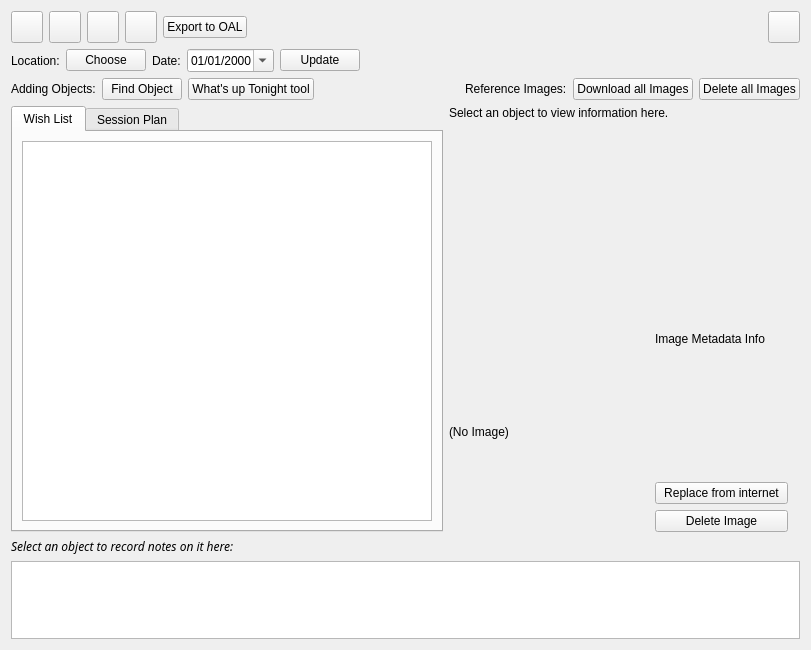
KDE/kstars, file kstars/tools/observinglist.ui: the form before one commit.
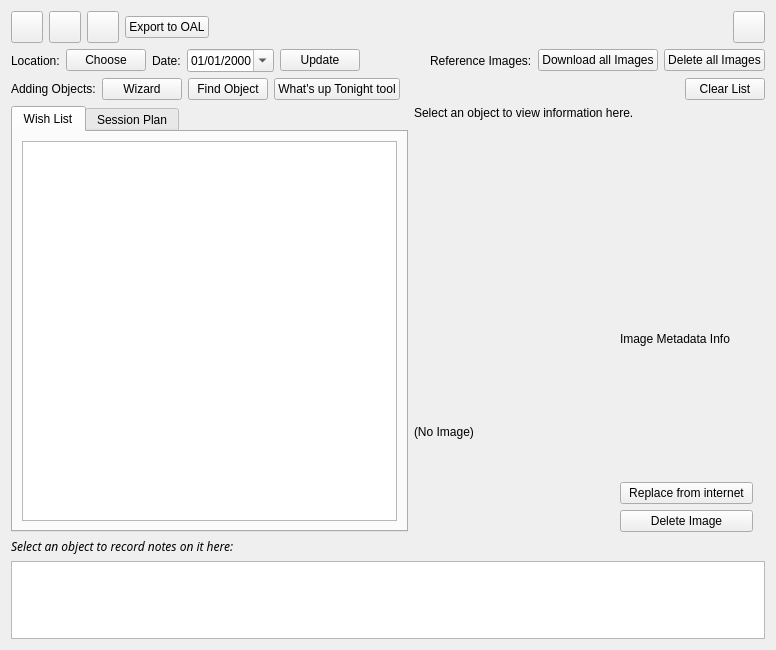
The form after the commit. Custom widgets are drawn as their Qt base class.

Commit message: Add progress dialog when adding objects from wizard as it can take a very long time for large lists. All clear list button

What changed in the file:
```diff
--- a/kstars/tools/observinglist.ui
+++ b/kstars/tools/observinglist.ui
@@ -6,7 +6,7 @@
    <rect>
     <x>0</x>
     <y>0</y>
-    <width>811</width>
+    <width>776</width>
     <height>650</height>
    </rect>
   </property>
@@ -133,37 +133,6 @@
        </property>
       </widget>
      </item>
-     <item>
-      <widget class="QPushButton" name="WizardButton">
-       <property name="sizePolicy">
-        <sizepolicy hsizetype="Fixed" vsizetype="Fixed">
-         <horstretch>0</horstretch>
-         <verstretch>0</verstretch>
-        </sizepolicy>
-       </property>
-       <property name="minimumSize">
-        <size>
-         <width>32</width>
-         <height>32</height>
-        </size>
-       </property>
-       <property name="maximumSize">
-        <size>
-         <width>32</width>
-         <height>32</height>
-        </size>
-       </property>
-       <property name="toolTip">
-        <string>Observing List Wizard</string>
-       </property>
-       <property name="whatsThis">
-        <string>The list wizard helps you construct observing lists based on filtering by object type, position on the sky, and magnitude.</string>
-       </property>
-       <property name="text">
-        <string/>
-       </property>
-      </widget>
-     </item>
      <item>
       <widget class="QPushButton" name="OALExport">
        <property name="text">
@@ -282,6 +251,33 @@
        </property>
       </spacer>
      </item>
+     <item>
+      <widget class="QLabel" name="refLabel">
+       <property name="text">
+        <string>Reference Images:</string>
+       </property>
+      </widget>
+     </item>
+     <item>
+      <widget class="QPushButton" name="saveImages">
+       <property name="toolTip">
+        <string>Download the SDSS/DSS images of all the objects in the current list.</string>
+       </property>
+       <property name="text">
+        <string>Download all Images</string>
+       </property>
+      </widget>
+     </item>
+     <item>
+      <widget class="QPushButton" name="DeleteAllImages">
+       <property name="toolTip">
+        <string>Deletes all the stored DSS/SDSS images</string>
+       </property>
+       <property name="text">
+        <string>Delete all Images</string>
+       </property>
+      </widget>
+     </item>
     </layout>
    </item>
    <item>
@@ -296,6 +292,37 @@
        </property>
       </widget>
      </item>
+     <item>
+      <widget class="QPushButton" name="WizardButton">
+       <property name="sizePolicy">
+        <sizepolicy hsizetype="Fixed" vsizetype="Fixed">
+         <horstretch>0</horstretch>
+         <verstretch>0</verstretch>
+        </sizepolicy>
+       </property>
+       <property name="minimumSize">
+        <size>
+         <width>0</width>
+         <height>0</height>
+        </size>
+       </property>
+       <property name="maximumSize">
+        <size>
+         <width>16777215</width>
+         <height>16777215</height>
+        </size>
+       </property>
+       <property name="toolTip">
+        <string>Observing List Wizard</string>
+       </property>
+       <property name="whatsThis">
+        <string>The list wizard helps you construct observing lists based on filtering by object type, position on the sky, and magnitude.</string>
+       </property>
+       <property name="text">
+        <string>Wizard</string>
+       </property>
+      </widget>
+     </item>
      <item>
       <widget class="QPushButton" name="FindButton">
        <property name="sizePolicy">
@@ -348,29 +375,9 @@
       </spacer>
      </item>
      <item>
-      <widget class="QLabel" name="refLabel">
+      <widget class="QPushButton" name="clearListB">
        <property name="text">
-        <string>Reference Images:</string>
-       </property>
-      </widget>
-     </item>
-     <item>
-      <widget class="QPushButton" name="saveImages">
-       <property name="toolTip">
-        <string>Download the SDSS/DSS images of all the objects in the current list.</string>
-       </property>
-       <property name="text">
-        <string>Download all Images</string>
-       </property>
-      </widget>
-     </item>
-     <item>
-      <widget class="QPushButton" name="DeleteAllImages">
-       <property name="toolTip">
-        <string>Deletes all the stored DSS/SDSS images</string>
-       </property>
-       <property name="text">
-        <string>Delete all Images</string>
+        <string>Clear List</string>
        </property>
       </widget>
      </item>
```
The commit also changes 2 other files.
